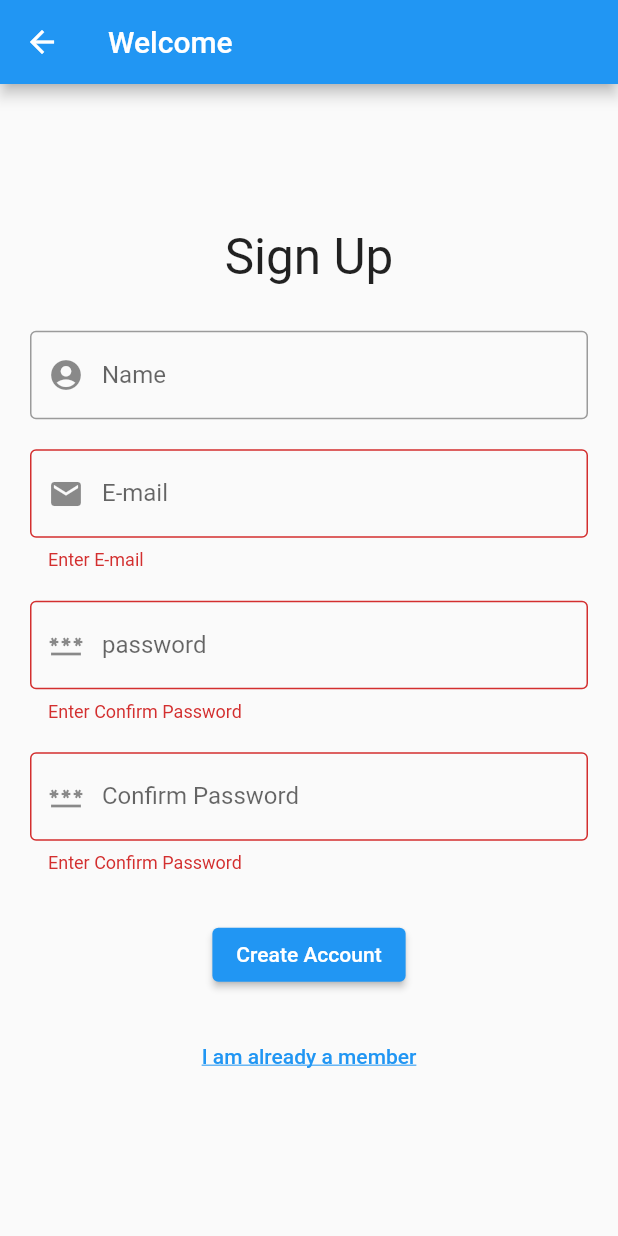
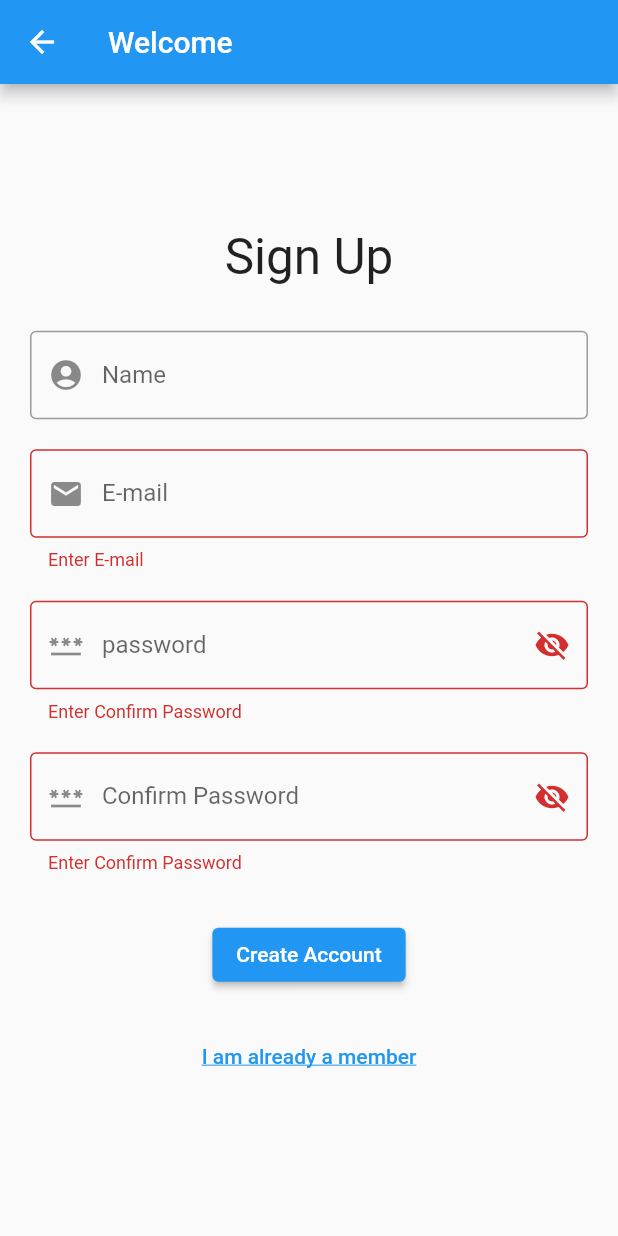
Before and after one commit to Rajkumarlohar65/flutter_projects, a Flutter app: the screen it shows after launch, after a tap on "Create Account", on a phone screen of 412 x 824 dp. Run offline on Flutter 3.47's test engine with Material 2 defaults, Android fonts, the phone set to English and light mode, and no system bars; our stand-ins replace firebase_auth, firebase_core, get; accounts and stored records are empty.

Commit message:
adding password visibilty button

```diff
--- a/bhawani_silver/lib/app/widgets/text_form_field_widget/login_password_widget.dart
+++ b/bhawani_silver/lib/app/widgets/text_form_field_widget/login_password_widget.dart
@@ -9,14 +9,21 @@ class LoginPasswordTextFormField extends StatelessWidget {
 
   @override
   Widget build(BuildContext context) {
+
+    RxBool obscureText = true.obs;
     final controller = Get.find<LoginController>();
+
+    return Obx(() {
       return TextFormField(
         controller: controller.passwordController,
-      obscureText: true,
-      decoration: const InputDecoration(
-          border: OutlineInputBorder(),
+        obscureText: obscureText.value,
+        decoration: InputDecoration(
+            border: const OutlineInputBorder(),
             labelText: AppString.loginPasswordHint,
-          prefixIcon: Icon(Icons.password)),
+            suffixIcon: IconButton(onPressed: (){
+              obscureText.toggle();
+            }, icon: Icon(obscureText.value ? Icons.visibility_off : Icons.visibility)),
+            prefixIcon: const Icon(Icons.password)),
         validator: (value) {
           if (value == null || value.isEmpty) {
             return AppString.loginAlertPasswordNotNull;
@@ -27,5 +34,6 @@ class LoginPasswordTextFormField extends StatelessWidget {
           controller.password = value;
         },
       );
+    });
   }
 }
--- a/bhawani_silver/lib/app/widgets/text_form_field_widget/signup_confirm_password_widget.dart
+++ b/bhawani_silver/lib/app/widgets/text_form_field_widget/signup_confirm_password_widget.dart
@@ -9,15 +9,20 @@ class SignUpConfirmPasswordTextFormField extends StatelessWidget {
 
   @override
   Widget build(BuildContext context) {
+    RxBool obscureText = true.obs;
     final controller = Get.find<SignupController>();
 
+    return Obx(() {
       return TextFormField(
         controller: controller.confirmPasswordController,
-      obscureText: true,
-      decoration: const InputDecoration(
-          border: OutlineInputBorder(),
+        obscureText: obscureText.value,
+        decoration: InputDecoration(
+            border: const OutlineInputBorder(),
             labelText: AppString.signUpConfirmPasswordHint,
-          prefixIcon: Icon(Icons.password)),
+            suffixIcon: IconButton(onPressed: (){
+              obscureText.toggle();
+            }, icon: Icon(obscureText.value ? Icons.visibility_off : Icons.visibility)),
+            prefixIcon: const Icon(Icons.password)),
         validator: (value) {
           if (value == null || value.isEmpty) {
             return AppString.signUpAlertPasswordNotNull;
@@ -31,5 +36,6 @@ class SignUpConfirmPasswordTextFormField extends StatelessWidget {
           controller.confirmPassword = value;
         },
       );
+    });
   }
 }
--- a/bhawani_silver/lib/app/widgets/text_form_field_widget/signup_password_widget.dart
+++ b/bhawani_silver/lib/app/widgets/text_form_field_widget/signup_password_widget.dart
@@ -9,15 +9,21 @@ class SignUpPasswordTextFormField extends StatelessWidget {
 
   @override
   Widget build(BuildContext context) {
+
+    RxBool obscureText = true.obs;
     final controller = Get.find<SignupController>();
 
+    return Obx(() {
       return TextFormField(
         controller: controller.passwordController,
-      obscureText: true,
-      decoration: const InputDecoration(
-          border: OutlineInputBorder(),
+        obscureText: obscureText.value,
+        decoration: InputDecoration(
+            border: const OutlineInputBorder(),
             labelText: AppString.signUpPasswordHint,
-          prefixIcon: Icon(Icons.password)),
+            suffixIcon: IconButton(onPressed: (){
+              obscureText.toggle();
+            }, icon: Icon(obscureText.value ? Icons.visibility_off : Icons.visibility)),
+            prefixIcon: const Icon(Icons.password)),
         validator: (value) {
           if (value == null || value.isEmpty) {
             return AppString.signUpAlertPasswordNotNull;
@@ -28,5 +34,6 @@ class SignUpPasswordTextFormField extends StatelessWidget {
           controller.password = value;
         },
       );
+    });
   }
 }
```
Lines whose indentation alone changed are shown as unchanged.
